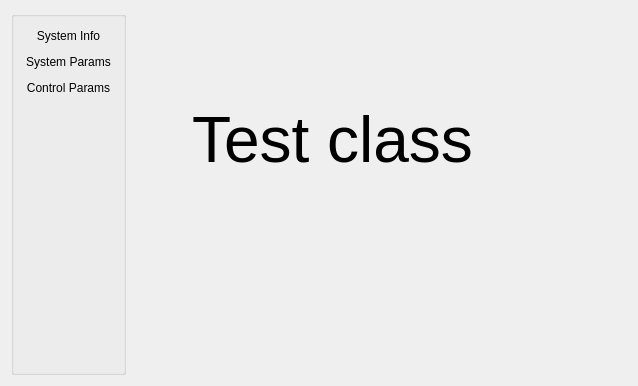
Before: the Qt Designer form optionswidget.ui in simachewh/chamberControlPcGUIPT, drawn with Qt 5.
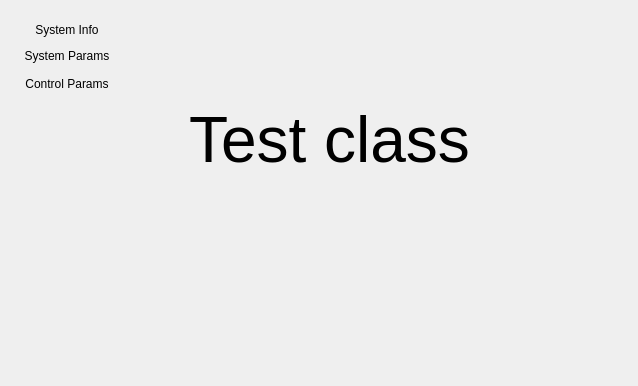
After: the same form once the commit is applied. Icons and pictures are not drawn.

Patch:
```diff
--- a/optionswidget.ui
+++ b/optionswidget.ui
@@ -14,16 +14,43 @@
    <string>Form</string>
   </property>
   <layout class="QGridLayout" name="gridLayout">
+   <item row="0" column="1">
+    <widget class="QStackedWidget" name="stackedWidget">
+     <property name="frameShadow">
+      <enum>QFrame::Sunken</enum>
+     </property>
+     <property name="currentIndex">
+      <number>2</number>
+     </property>
+     <widget class="QWidget" name="systemInfoPage"/>
+     <widget class="QWidget" name="systemParamPage"/>
+     <widget class="QWidget" name="conrolParamPage">
+      <widget class="QLabel" name="testlabel">
+       <property name="geometry">
+        <rect>
+         <x>60</x>
+         <y>80</y>
+         <width>291</width>
+         <height>101</height>
+        </rect>
+       </property>
+       <property name="text">
+        <string>&lt;html&gt;&lt;head/&gt;&lt;body&gt;&lt;p&gt;&lt;span style=&quot; font-size:48pt;&quot;&gt;Test class&lt;/span&gt;&lt;/p&gt;&lt;/body&gt;&lt;/html&gt;</string>
+       </property>
+      </widget>
+     </widget>
+    </widget>
+   </item>
    <item row="0" column="0">
-    <widget class="QGroupBox" name="groupBox">
+    <widget class="QFrame" name="frame">
      <property name="sizePolicy">
       <sizepolicy hsizetype="Minimum" vsizetype="Preferred">
        <horstretch>0</horstretch>
        <verstretch>0</verstretch>
       </sizepolicy>
      </property>
-     <property name="title">
-      <string/>
+     <property name="frameShadow">
+      <enum>QFrame::Sunken</enum>
      </property>
      <layout class="QVBoxLayout" name="verticalLayout">
       <item>
@@ -112,7 +139,7 @@
          <string notr="true">QPushButton
 {
 	text-align: bottom center;
-	padding: 3px;
+	padding: 5px;
 	border: none;
 }
 
@@ -159,30 +186,6 @@
      </layout>
     </widget>
    </item>
-   <item row="0" column="1">
-    <widget class="QStackedWidget" name="stackedWidget">
-     <property name="currentIndex">
-      <number>2</number>
-     </property>
-     <widget class="QWidget" name="systemInfoPage"/>
-     <widget class="QWidget" name="systemParamPage"/>
-     <widget class="QWidget" name="conrolParamPage">
-      <widget class="QLabel" name="label">
-       <property name="geometry">
-        <rect>
-         <x>60</x>
-         <y>80</y>
-         <width>291</width>
-         <height>101</height>
-        </rect>
-       </property>
-       <property name="text">
-        <string>&lt;html&gt;&lt;head/&gt;&lt;body&gt;&lt;p&gt;&lt;span style=&quot; font-size:48pt;&quot;&gt;Test class&lt;/span&gt;&lt;/p&gt;&lt;/body&gt;&lt;/html&gt;</string>
-       </property>
-      </widget>
-     </widget>
-    </widget>
-   </item>
   </layout>
  </widget>
  <resources>
```
Left out of the diff: 6 changed lines with no effect on the pictures.
